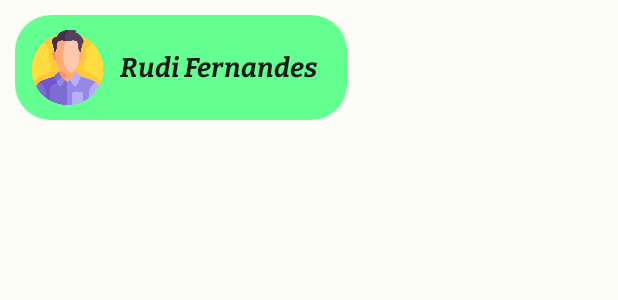
After one commit to IENTOX/table_manager_app, an Android app: the layout fragment_home.xml on its own in the app's theme, with its tools: preview values and no code run, on a phone screen of 412 x 824 dp. The commit adds this screen. Shown: the top 300 px of the screen. Run offline under Robolectric (Android 15) with nearby library versions, the phone set to English and light mode, and no system bars.

Commit message:
Home Fragment init

```diff
--- /dev/null
+++ b/app/src/main/res/layout/fragment_home.xml
@@ -0,0 +1,37 @@
+<?xml version="1.0" encoding="utf-8"?>
+<RelativeLayout xmlns:android="http://schemas.android.com/apk/res/android"
+    xmlns:tools="http://schemas.android.com/tools"
+    android:layout_width="match_parent"
+    android:layout_height="match_parent"
+    tools:context="fragment.HomeFragment">
+
+    <androidx.appcompat.widget.LinearLayoutCompat
+        android:layout_width="wrap_content"
+        android:layout_height="wrap_content"
+        android:layout_alignParentStart="true"
+        android:layout_alignParentTop="true"
+        android:layout_marginStart="10dp"
+        android:layout_marginTop="10dp"
+        android:layout_marginBottom="10dp"
+        android:background="@drawable/tv_background"
+        android:orientation="horizontal"
+        android:padding="10dp">
+
+        <com.google.android.material.imageview.ShapeableImageView
+            android:layout_width="50dp"
+            android:layout_height="50dp"
+            android:src="@drawable/ic_user_teacher_icon" />
+
+        <com.google.android.material.textview.MaterialTextView
+            android:layout_width="wrap_content"
+            android:layout_height="match_parent"
+            android:fontFamily="@font/b_bold_italic"
+            android:gravity="center_vertical"
+            android:padding="10dp"
+            android:text="@string/teacher_name_placeholder_string"
+            android:textSize="18sp"/>
+
+    </androidx.appcompat.widget.LinearLayoutCompat>
+
+
+</RelativeLayout>
--- a/app/src/main/res/layout/fragment_timetable.xml
+++ b/app/src/main/res/layout/fragment_timetable.xml
@@ -16,8 +16,9 @@
             android:layout_height="match_parent"
             app:layoutManager="androidx.recyclerview.widget.LinearLayoutManager"
             android:padding="16dp"
+            android:scrollbarSize="0dp"
             android:clipToPadding="false"
-            android:scrollbars="vertical"
+            android:scrollbars="none"
             app:layout_constraintTop_toTopOf="parent"
             app:layout_constraintBottom_toBottomOf="parent"
             app:layout_constraintStart_toStartOf="parent"
--- a/app/src/main/res/values/strings.xml
+++ b/app/src/main/res/values/strings.xml
@@ -18,5 +18,6 @@
     <string name="date_format_placeholder_string">DD/MM/YYYY</string>
     <string name="date_of_birth_title_string">Date of Birth:</string>
     <string name="phone_number_title_string">Phone Number</string>
+    <string name="teacher_name_placeholder_string">Rudi Fernandes</string>
 
 </resources>
```
Also changed, not shown: app/src/main/java/com/extremex/tablemanager/fragment/HomeFragment.kt (added, +22 -0 lines), app/src/main/java/com/extremex/tablemanager/teacher/HomeActivity.kt (+5 -2 lines), app/src/main/res/drawable/ic_user_teacher_icon.png (added).
